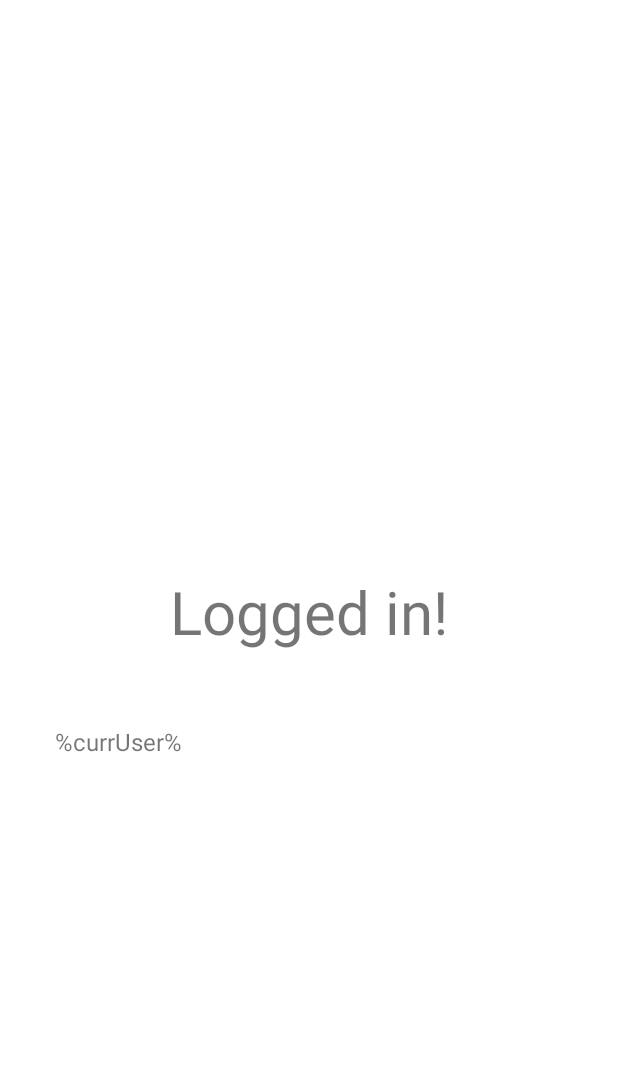
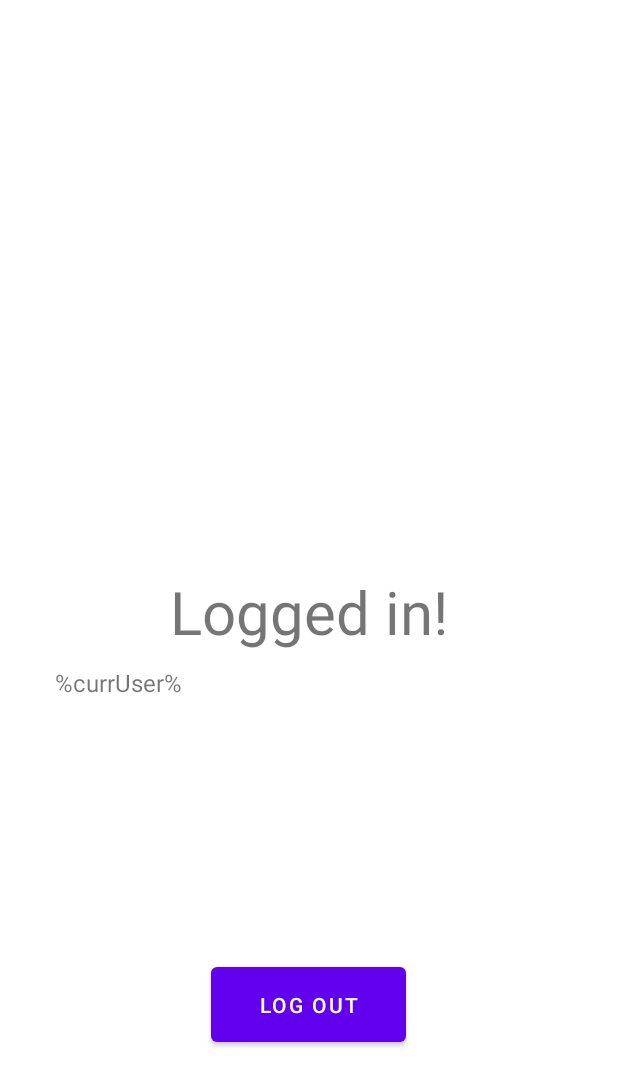
Before and after one commit to sehyun-kelly/Android-Java-Planer, an Android app: the layout activity_second.xml on its own in the app's theme, with its tools: preview values and no code run, on a phone screen of 412 x 824 dp. Shown: the top 1086 px of the screen. Run offline under Robolectric (Android 15) with nearby library versions, the phone set to English and light mode, and no system bars.

Commit message:
Added basic logout functionality on SecondActivity.java

```diff
--- a/app/src/main/java/com/example/planer/MainActivity.java
+++ b/app/src/main/java/com/example/planer/MainActivity.java
@@ -34,6 +34,9 @@ public class MainActivity extends AppCompatActivity {
         // Check if user is signed in (non-null) and update UI accordingly.
         FirebaseUser currentUser = mAuth.getCurrentUser();
         if (currentUser != null) {
+            Intent intent = new Intent(this, SecondActivity.class);
+            startActivity(intent);
+
         }
     }
 
--- a/app/src/main/java/com/example/planer/SecondActivity.java
+++ b/app/src/main/java/com/example/planer/SecondActivity.java
@@ -2,7 +2,9 @@ package com.example.planer;
 
 import androidx.appcompat.app.AppCompatActivity;
 
+import android.content.Intent;
 import android.os.Bundle;
+import android.view.View;
 import android.widget.TextView;
 
 import com.google.firebase.auth.FirebaseUser;
@@ -23,6 +25,10 @@ public class SecondActivity extends AppCompatActivity {
         String uid = user.getUid();
         String result = "Email:\n\t" + email + "\n\n" + "UserID:\n\t" + uid + "\n\n";
         currUser.setText(result);
+    }
 
+    public void logout(View view) {
+        mAuth.getInstance().signOut();
+        finish();
     }
 }
--- a/app/src/main/res/layout/activity_second.xml
+++ b/app/src/main/res/layout/activity_second.xml
@@ -25,9 +25,20 @@
         android:text="%currUser%"
         android:textAlignment="viewStart"
         android:textSize="16sp"
+        app:layout_constraintEnd_toEndOf="parent"
+        app:layout_constraintStart_toStartOf="parent"
+        app:layout_constraintTop_toBottomOf="@+id/textView" />
+
+    <Button
+        android:id="@+id/logout_btn"
+        android:layout_width="130dp"
+        android:layout_height="62dp"
+        android:onClick="logout"
+        android:text="log out"
         app:layout_constraintBottom_toBottomOf="parent"
         app:layout_constraintEnd_toEndOf="parent"
+        app:layout_constraintHorizontal_bias="0.498"
         app:layout_constraintStart_toStartOf="parent"
-        app:layout_constraintTop_toBottomOf="@+id/textView"
-        app:layout_constraintVertical_bias="0.173" />
+        app:layout_constraintTop_toBottomOf="@+id/userID"
+        app:layout_constraintVertical_bias="0.258" />
 </androidx.constraintlayout.widget.ConstraintLayout>
```
